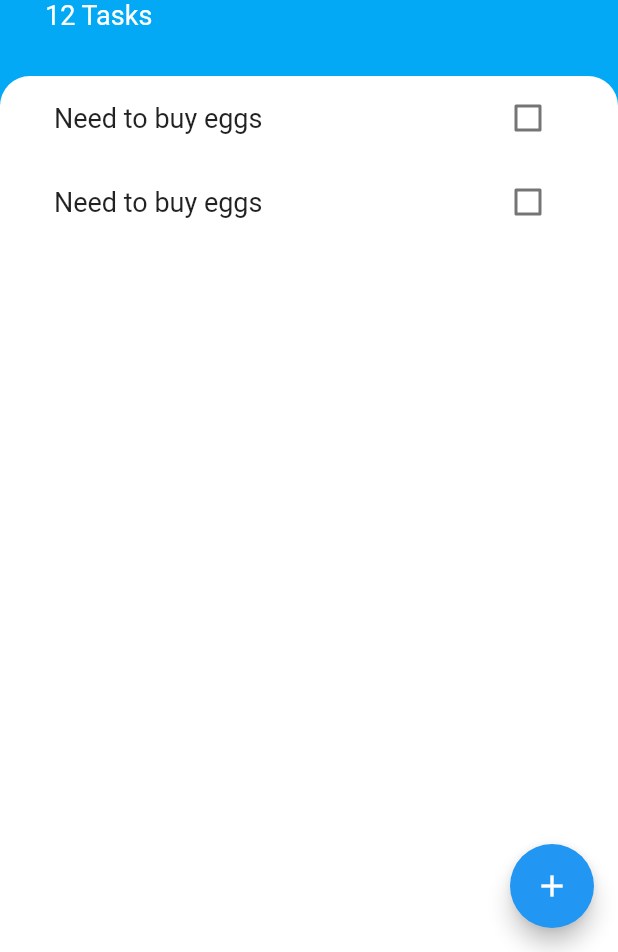
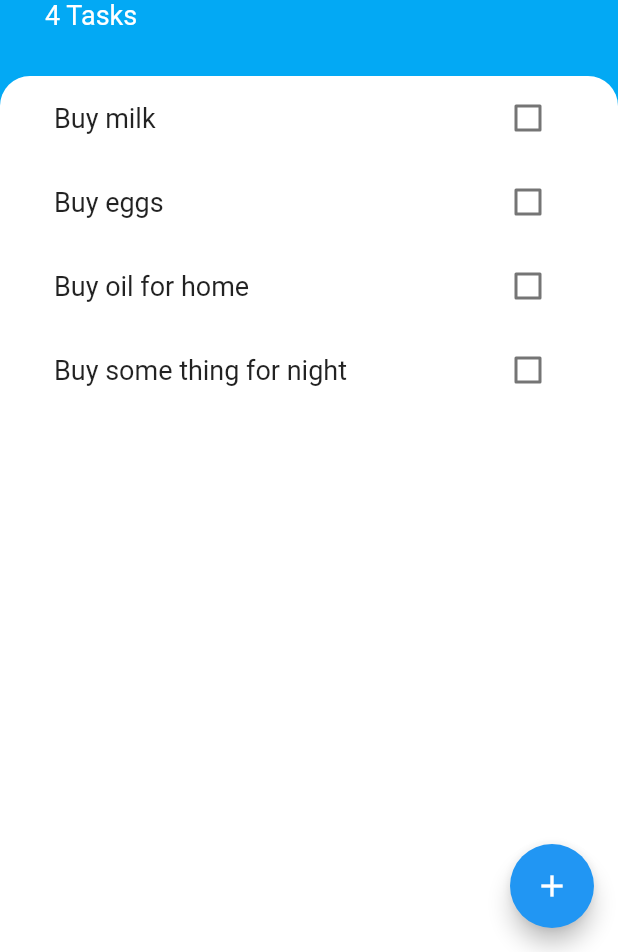
Before and after one commit to syedmehtab2125/Todoey-App-using-provider-state-management, a Flutter app: the screen it shows after launch, on a phone screen of 412 x 824 dp, the part 284-1236 px from its top. Run offline on Flutter 3.47's test engine with Material 2 defaults, Android fonts, the phone set to English and light mode, and no system bars.

Commit message:
Fully working app with stating up and  without provider

```diff
--- a/lib/Screens/task_screen.dart
+++ b/lib/Screens/task_screen.dart
@@ -1,10 +1,21 @@
 import 'package:flutter/material.dart';
-import 'package:todoey/Screens/widgets/add_task_screen.dart';
-import 'package:todoey/Screens/widgets/todo_listview.dart';
+import 'package:todoey/models/task.dart';
+import 'package:todoey/widgets/add_task_screen.dart';
+import 'package:todoey/widgets/todo_listview.dart';
 
-class TaskScreen extends StatelessWidget {
-  const TaskScreen({Key? key}) : super(key: key);
+class TaskScreen extends StatefulWidget {
+  List<Task> tasks = [
+    Task(name: "Buy milk"),
+    Task(name: "Buy eggs"),
+    Task(name: "Buy oil for home"),
+    Task(name: "Buy some thing for night")
+  ];
 
+  @override
+  State<TaskScreen> createState() => _TaskScreenState();
+}
+
+class _TaskScreenState extends State<TaskScreen> {
   @override
   Widget build(BuildContext context) {
     return Scaffold(
@@ -13,7 +24,15 @@ class TaskScreen extends StatelessWidget {
         onPressed: () {
           showModalBottomSheet(
               context: context,
-              builder: (BuildContext context) => const AddTaskScreen());
+              builder: (BuildContext context) => AddTaskScreen(
+                    tasks: widget.tasks,
+                    addTodo: (todoTitle) {
+                      setState(() {
+                        widget.tasks.add(Task(name: todoTitle));
+                      });
+                      Navigator.pop(context);
+                    },
+                  ));
         },
         child: const Icon(Icons.add),
       ),
@@ -25,8 +44,8 @@ class TaskScreen extends StatelessWidget {
               const EdgeInsets.only(top: 60, bottom: 30, right: 30, left: 30),
           child: Column(
             crossAxisAlignment: CrossAxisAlignment.start,
-            children: const [
-              CircleAvatar(
+            children: [
+              const CircleAvatar(
                 child: Icon(
                   Icons.list,
                   size: 30,
@@ -34,22 +53,22 @@ class TaskScreen extends StatelessWidget {
                 backgroundColor: Colors.white,
                 radius: 30,
               ),
-              SizedBox(
+              const SizedBox(
                 height: 10,
               ),
-              Text(
+              const Text(
                 "Todoey",
                 style: TextStyle(
                     color: Colors.white,
                     fontSize: 50,
                     fontWeight: FontWeight.w600),
               ),
-              Text("12 Tasks",
+              Text("${widget.tasks.length} Tasks",
                   style: TextStyle(color: Colors.white, fontSize: 18)),
             ],
           ),
         ),
-        TodoListView()
+        TodoListView(tasks: widget.tasks)
       ])),
     );
   }
--- a/lib/Screens/widgets/todo_list_tile.dart
+++ /dev/null
@@ -1,36 +0,0 @@
-import 'package:flutter/material.dart';
-
-//Lifting up the state
-class TodosListTile extends StatefulWidget {
-  @override
-  State<TodosListTile> createState() => _TodosListTileState();
-}
-
-class _TodosListTileState extends State<TodosListTile> {
-  bool isChecked = false;
-  void test(bool toogle) {
-    setState(() {
-      isChecked = toogle;
-    });
-  }
-
-  @override
-  Widget build(BuildContext context) {
-    return ListTile(
-      title: Text(
-        "Need to buy eggs",
-        style: TextStyle(
-            fontSize: 18,
-            decoration: isChecked ? TextDecoration.lineThrough : null),
-      ),
-      trailing: Checkbox(
-        value: isChecked,
-        onChanged: (value) {
-          setState(() {
-            isChecked = value!;
-          });
-        },
-      ),
-    );
-  }
-}
--- a/lib/Screens/widgets/todo_listview.dart
+++ /dev/null
@@ -1,30 +0,0 @@
-import 'package:flutter/material.dart';
-import 'package:todoey/Screens/widgets/todo_list_tile.dart';
-
-class TodoListView extends StatelessWidget {
-  @override
-  Widget build(BuildContext context) {
-    return Expanded(
-      child: Container(
-        padding: const EdgeInsets.symmetric(horizontal: 20),
-        decoration: const BoxDecoration(
-          color: Colors.white,
-          borderRadius: BorderRadius.only(
-            topLeft: Radius.circular(20),
-            topRight: Radius.circular(20),
-          ),
-        ),
-        child: SizedBox(
-          height: 200,
-          child: ListView(
-            shrinkWrap: true,
-            children: [
-              TodosListTile(),
-              TodosListTile(),
-            ],
-          ),
-        ),
-      ),
-    );
-  }
-}
--- a/lib/main.dart
+++ b/lib/main.dart
@@ -17,7 +17,7 @@ class MyApp extends StatelessWidget {
       theme: ThemeData(
         primarySwatch: Colors.blue,
       ),
-      home: const TaskScreen(),
+      home: TaskScreen(),
     );
   }
 }
--- /dev/null
+++ b/lib/models/task.dart
@@ -0,0 +1,10 @@
+class Task {
+  final String name;
+  bool isDone;
+
+  Task({required this.name, this.isDone = false});
+
+  void toogle() {
+    isDone = !isDone;
+  }
+}
--- a/lib/Screens/widgets/add_task_screen.dart
+++ b/lib/widgets/add_task_screen.dart
@@ -1,7 +1,18 @@
 import 'package:flutter/material.dart';
+import 'package:todoey/models/task.dart';
 
-class AddTaskScreen extends StatelessWidget {
-  const AddTaskScreen({Key? key}) : super(key: key);
+class AddTaskScreen extends StatefulWidget {
+  final List<Task> tasks;
+  final Function addTodo;
+  AddTaskScreen({required this.tasks, required this.addTodo});
+
+  @override
+  State<AddTaskScreen> createState() => _AddTaskScreenState();
+}
+
+class _AddTaskScreenState extends State<AddTaskScreen> {
+  @override
+  TextEditingController textEditingController = TextEditingController();
 
   @override
   Widget build(BuildContext context) {
@@ -25,11 +36,14 @@ class AddTaskScreen extends StatelessWidget {
                 textAlign: TextAlign.center,
                 style: TextStyle(fontSize: 30, color: Colors.blueAccent),
               ),
-              const TextField(
+              TextField(
                 autofocus: true,
+                controller: textEditingController,
               ),
               TextButton(
-                onPressed: () {},
+                onPressed: () {
+                  widget.addTodo(textEditingController.text);
+                },
                 child: const Text(
                   "Add",
                   style: TextStyle(color: Colors.white, fontSize: 20),
--- /dev/null
+++ b/lib/widgets/todo_list_tile.dart
@@ -0,0 +1,26 @@
+import 'package:flutter/material.dart';
+
+//Lifting up the state
+class TodosListTile extends StatelessWidget {
+  final String todoName;
+  final bool isChecked;
+  final checkboxCallback;
+
+  TodosListTile(
+      {required this.todoName,
+      required this.isChecked,
+      required this.checkboxCallback});
+
+  @override
+  Widget build(BuildContext context) {
+    return ListTile(
+      title: Text(
+        todoName,
+        style: TextStyle(
+            fontSize: 18,
+            decoration: isChecked ? TextDecoration.lineThrough : null),
+      ),
+      trailing: Checkbox(value: isChecked, onChanged: checkboxCallback),
+    );
+  }
+}
--- /dev/null
+++ b/lib/widgets/todo_listview.dart
@@ -0,0 +1,45 @@
+import 'package:flutter/material.dart';
+import 'package:todoey/models/task.dart';
+import 'package:todoey/widgets/todo_list_tile.dart';
+
+class TodoListView extends StatefulWidget {
+  final List<Task> tasks;
+  TodoListView({required this.tasks});
+  @override
+  State<TodoListView> createState() => _TodoListViewState();
+}
+
+class _TodoListViewState extends State<TodoListView> {
+  @override
+  Widget build(BuildContext context) {
+    return Expanded(
+      child: Container(
+        padding: const EdgeInsets.symmetric(horizontal: 20),
+        decoration: const BoxDecoration(
+          color: Colors.white,
+          borderRadius: BorderRadius.only(
+            topLeft: Radius.circular(20),
+            topRight: Radius.circular(20),
+          ),
+        ),
+        child: Padding(
+          padding: const EdgeInsets.only(bottom: 70.0),
+          child: SizedBox(
+              height: 200,
+              child: ListView.builder(
+                  itemCount: widget.tasks.length,
+                  itemBuilder: (_, index) {
+                    return TodosListTile(
+                        todoName: widget.tasks[index].name,
+                        isChecked: widget.tasks[index].isDone,
+                        checkboxCallback: (checkboxState) {
+                          setState(() {
+                            widget.tasks[index].isDone = checkboxState;
+                          });
+                        });
+                  })),
+        ),
+      ),
+    );
+  }
+}
```
